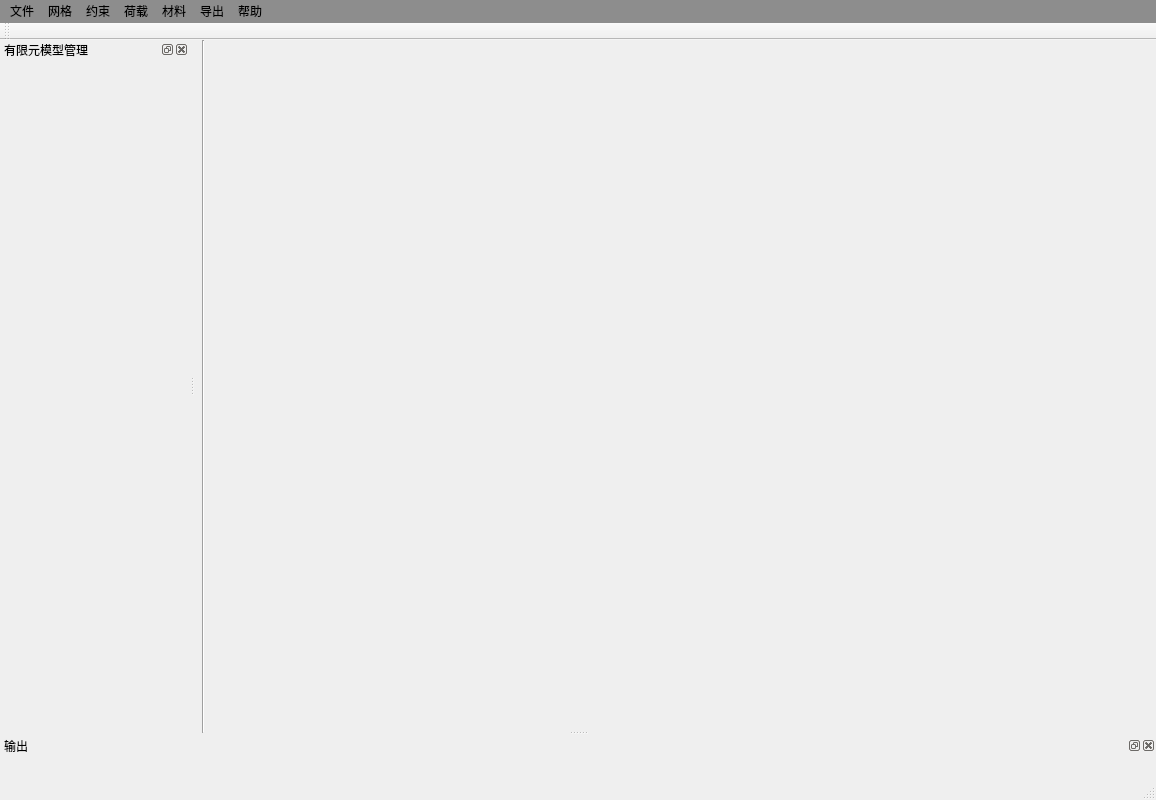
Before: the Qt Designer form finite/main.ui in suruomo/PyQT5, drawn with Qt 5.
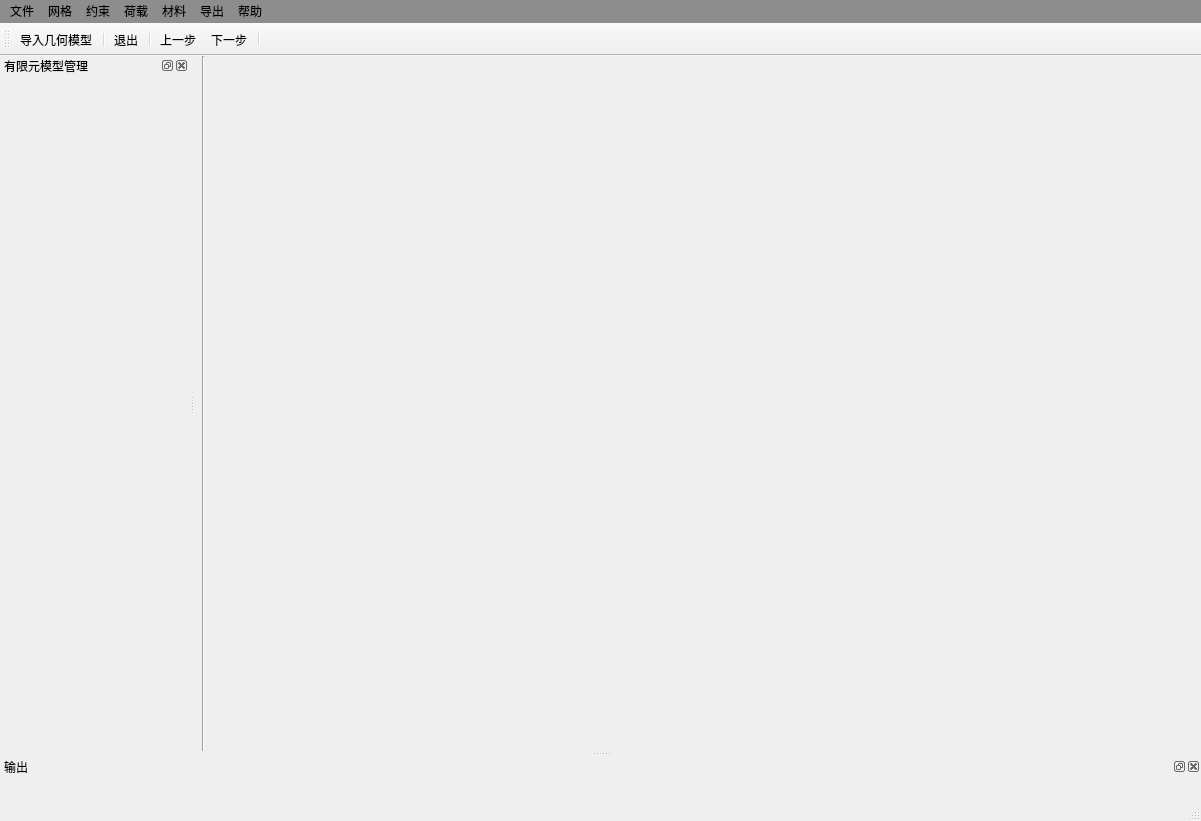
After: the same form once the commit is applied. Icons and pictures are not drawn.

Patch:
```diff
--- a/finite/main.ui
+++ b/finite/main.ui
@@ -6,14 +6,14 @@
    <rect>
     <x>0</x>
     <y>0</y>
-    <width>1156</width>
-    <height>800</height>
+    <width>1201</width>
+    <height>821</height>
    </rect>
   </property>
   <property name="minimumSize">
    <size>
-    <width>1156</width>
-    <height>800</height>
+    <width>1201</width>
+    <height>821</height>
    </size>
   </property>
   <property name="windowTitle">
@@ -65,6 +65,12 @@
       </item>
       <item>
        <widget class="QWidget" name="view_widget" native="true">
+        <property name="minimumSize">
+         <size>
+          <width>983</width>
+          <height>691</height>
+         </size>
+        </property>
         <property name="mouseTracking">
          <bool>false</bool>
         </property>
@@ -82,7 +88,7 @@
     <rect>
      <x>0</x>
      <y>0</y>
-     <width>1156</width>
+     <width>1201</width>
      <height>26</height>
     </rect>
    </property>
@@ -188,12 +194,25 @@
    <property name="windowTitle">
     <string>toolBar</string>
    </property>
+   <property name="iconSize">
+    <size>
+     <width>25</width>
+     <height>25</height>
+    </size>
+   </property>
    <attribute name="toolBarArea">
     <enum>TopToolBarArea</enum>
    </attribute>
    <attribute name="toolBarBreak">
     <bool>false</bool>
    </attribute>
+   <addaction name="open_action"/>
+   <addaction name="separator"/>
+   <addaction name="exit_action_2"/>
+   <addaction name="separator"/>
+   <addaction name="before_action"/>
+   <addaction name="next_action"/>
+   <addaction name="separator"/>
   </widget>
   <action name="import_geometry_action">
    <property name="text">
@@ -268,6 +287,42 @@
     <string>Ansys</string>
    </property>
   </action>
+  <action name="open_action">
+   <property name="icon">
+    <iconset resource="icons.qrc">
+     <normaloff>:/icons/folder.png</normaloff>:/icons/folder.png</iconset>
+   </property>
+   <property name="text">
+    <string>导入几何模型</string>
+   </property>
+  </action>
+  <action name="exit_action_2">
+   <property name="icon">
+    <iconset resource="icons.qrc">
+     <normaloff>:/icons/exit.png</normaloff>:/icons/exit.png</iconset>
+   </property>
+   <property name="text">
+    <string>退出</string>
+   </property>
+  </action>
+  <action name="before_action">
+   <property name="icon">
+    <iconset resource="icons.qrc">
+     <normaloff>:/icons/back.png</normaloff>:/icons/back.png</iconset>
+   </property>
+   <property name="text">
+    <string>上一步</string>
+   </property>
+  </action>
+  <action name="next_action">
+   <property name="icon">
+    <iconset resource="icons.qrc">
+     <normaloff>:/icons/ahead.png</normaloff>:/icons/ahead.png</iconset>
+   </property>
+   <property name="text">
+    <string>下一步</string>
+   </property>
+  </action>
  </widget>
  <resources/>
  <connections/>
```
Left out of the diff: 4 changed lines with no effect on the pictures.
